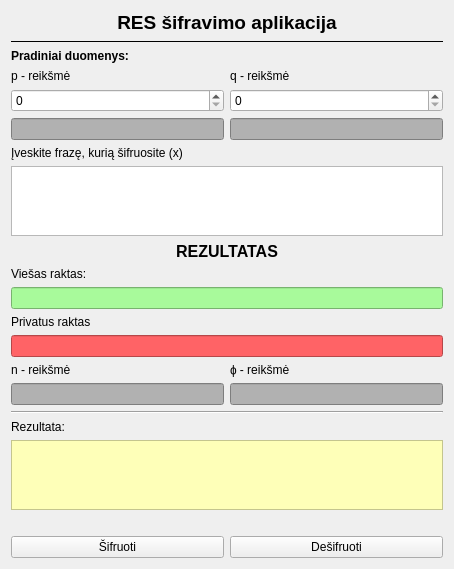
This is gui/form.ui in arnoldasstrukcinskas/PD_NR.3-RSA- as Qt 5 draws it before an edit. The edited form follows.
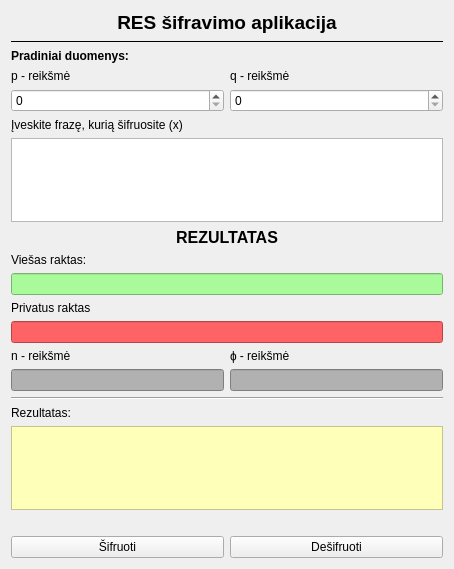
This is the edited form.

The edit to the form file:
```diff
--- a/gui/form.ui
+++ b/gui/form.ui
@@ -90,33 +90,6 @@
      </item>
     </layout>
    </item>
-   <item>
-    <layout class="QHBoxLayout" name="resultDataLayout">
-     <item>
-      <widget class="QLineEdit" name="pValueResultLabel">
-       <property name="autoFillBackground">
-        <bool>false</bool>
-       </property>
-       <property name="styleSheet">
-        <string notr="true">background-color: rgb(177, 177, 177);</string>
-       </property>
-       <property name="readOnly">
-        <bool>true</bool>
-       </property>
-      </widget>
-     </item>
-     <item>
-      <widget class="QLineEdit" name="qValueResultLabel">
-       <property name="styleSheet">
-        <string notr="true">background-color: rgb(177, 177, 177);</string>
-       </property>
-       <property name="readOnly">
-        <bool>true</bool>
-       </property>
-      </widget>
-     </item>
-    </layout>
-   </item>
    <item>
     <widget class="QLabel" name="inputLabel">
      <property name="text">
@@ -157,6 +130,9 @@
        <property name="styleSheet">
         <string notr="true">background-color: rgb(168, 250, 155);</string>
        </property>
+       <property name="readOnly">
+        <bool>true</bool>
+       </property>
       </widget>
      </item>
      <item>
@@ -171,19 +147,22 @@
        <property name="styleSheet">
         <string notr="true">background-color: rgb(255, 99, 102);</string>
        </property>
+       <property name="readOnly">
+        <bool>true</bool>
+       </property>
       </widget>
      </item>
      <item>
       <layout class="QHBoxLayout" name="horizontalLayout_3">
        <item>
-        <widget class="QLabel" name="nValueLabel_2">
+        <widget class="QLabel" name="nValueLabel">
          <property name="text">
           <string>n - reikšmė</string>
          </property>
         </widget>
        </item>
        <item>
-        <widget class="QLabel" name="qValueLabel_2">
+        <widget class="QLabel" name="fiValueLabel">
          <property name="text">
           <string>&lt;html&gt;&lt;head/&gt;&lt;body&gt;&lt;p&gt; ɸ - reikšmė&lt;/p&gt;&lt;/body&gt;&lt;/html&gt;</string>
          </property>
@@ -194,14 +173,14 @@
      <item>
       <layout class="QHBoxLayout" name="horizontalLayout">
        <item>
-        <widget class="QLineEdit" name="nValueLabel">
+        <widget class="QLineEdit" name="nValueTextEdit">
          <property name="styleSheet">
           <string notr="true">background-color: rgb(177, 177, 177);</string>
          </property>
         </widget>
        </item>
        <item>
-        <widget class="QLineEdit" name="fiValueLabel">
+        <widget class="QLineEdit" name="fiValueTextEdit">
          <property name="styleSheet">
           <string notr="true">background-color: rgb(177, 177, 177);</string>
          </property>
@@ -221,7 +200,7 @@
    <item>
     <widget class="QLabel" name="resultLabel">
      <property name="text">
-      <string>&lt;html&gt;&lt;head/&gt;&lt;body&gt;&lt;p&gt;Rezultata:&lt;/p&gt;&lt;/body&gt;&lt;/html&gt;</string>
+      <string>&lt;html&gt;&lt;head/&gt;&lt;body&gt;&lt;p&gt;Rezultatas:&lt;/p&gt;&lt;/body&gt;&lt;/html&gt;</string>
      </property>
     </widget>
    </item>
```
